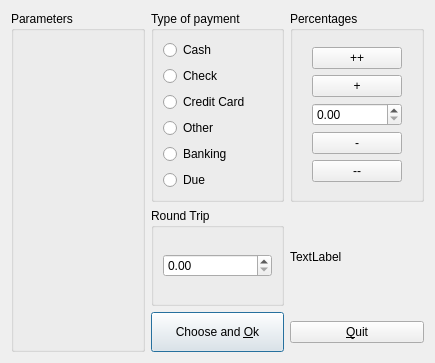
First picture: the form in plugins/accountplugin/receipts/ChoiceDialog.ui, repository FreeHealth/freehealth, before the edit.
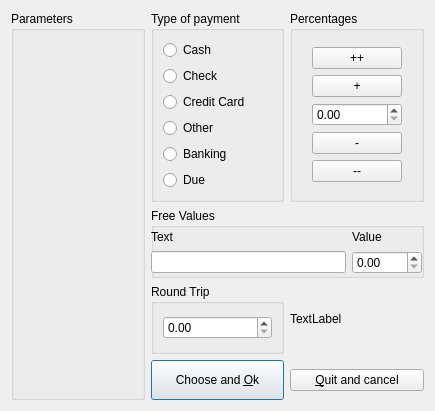
Second picture: the form after the edit.

Commit message: freeaccount-master:new system for free values

What changed in the file:
```diff
--- a/plugins/accountplugin/receipts/ChoiceDialog.ui
+++ b/plugins/accountplugin/receipts/ChoiceDialog.ui
@@ -7,7 +7,7 @@
     <x>0</x>
     <y>0</y>
     <width>435</width>
-    <height>363</height>
+    <height>411</height>
    </rect>
   </property>
   <property name="windowTitle">
@@ -16,6 +16,32 @@
   <layout class="QGridLayout" name="gridLayout_4">
    <item row="0" column="0">
     <layout class="QGridLayout" name="gridLayout_3">
+     <item row="2" column="1">
+      <widget class="QGroupBox" name="distanceGroupBox">
+       <property name="title">
+        <string>Round Trip</string>
+       </property>
+       <layout class="QGridLayout" name="gridLayout_7">
+        <item row="0" column="0">
+         <widget class="QDoubleSpinBox" name="distanceDoubleSpinBox"/>
+        </item>
+       </layout>
+      </widget>
+     </item>
+     <item row="3" column="2">
+      <widget class="QPushButton" name="quitButton">
+       <property name="text">
+        <string>&amp;Quit and cancel</string>
+       </property>
+      </widget>
+     </item>
+     <item row="0" column="0" rowspan="4">
+      <widget class="QGroupBox" name="paramsGroupBox">
+       <property name="title">
+        <string>Parameters</string>
+       </property>
+      </widget>
+     </item>
      <item row="0" column="2">
       <widget class="QGroupBox" name="percentGroupBox">
        <property name="title">
@@ -67,32 +93,6 @@
        </layout>
       </widget>
      </item>
-     <item row="1" column="1">
-      <widget class="QGroupBox" name="distanceGroupBox">
-       <property name="title">
-        <string>Round Trip</string>
-       </property>
-       <layout class="QGridLayout" name="gridLayout_7">
-        <item row="0" column="0">
-         <widget class="QDoubleSpinBox" name="distanceDoubleSpinBox"/>
-        </item>
-       </layout>
-      </widget>
-     </item>
-     <item row="2" column="2">
-      <widget class="QPushButton" name="quitButton">
-       <property name="text">
-        <string>&amp;Quit</string>
-       </property>
-      </widget>
-     </item>
-     <item row="0" column="0" rowspan="3">
-      <widget class="QGroupBox" name="paramsGroupBox">
-       <property name="title">
-        <string>Parameters</string>
-       </property>
-      </widget>
-     </item>
      <item row="0" column="1">
       <widget class="QGroupBox" name="typeGroupBox">
        <property name="title">
@@ -148,14 +148,14 @@
        </layout>
       </widget>
      </item>
-     <item row="1" column="2">
+     <item row="2" column="2">
       <widget class="QLabel" name="label">
        <property name="text">
         <string>TextLabel</string>
        </property>
       </widget>
      </item>
-     <item row="2" column="1">
+     <item row="3" column="1">
       <widget class="QPushButton" name="okButton">
        <property name="minimumSize">
         <size>
@@ -171,6 +171,52 @@
        </property>
       </widget>
      </item>
+     <item row="1" column="1" colspan="2">
+      <widget class="QGroupBox" name="freeBox">
+       <property name="title">
+        <string>Free Values</string>
+       </property>
+       <widget class="QWidget" name="">
+        <property name="geometry">
+         <rect>
+          <x>0</x>
+          <y>20</y>
+          <width>271</width>
+          <height>46</height>
+         </rect>
+        </property>
+        <layout class="QGridLayout" name="gridLayout_8">
+         <item row="0" column="0">
+          <widget class="QLabel" name="freeLabel">
+           <property name="text">
+            <string>Text</string>
+           </property>
+          </widget>
+         </item>
+         <item row="0" column="1">
+          <widget class="QLabel" name="freeValueLabel">
+           <property name="text">
+            <string>Value</string>
+           </property>
+          </widget>
+         </item>
+         <item row="1" column="0">
+          <widget class="QLineEdit" name="freeEdit"/>
+         </item>
+         <item row="1" column="1">
+          <widget class="QDoubleSpinBox" name="freeValueSpinBox">
+           <property name="minimumSize">
+            <size>
+             <width>70</width>
+             <height>0</height>
+            </size>
+           </property>
+          </widget>
+         </item>
+        </layout>
+       </widget>
+      </widget>
+     </item>
     </layout>
    </item>
   </layout>
```
The commit also changes 4 other files.
